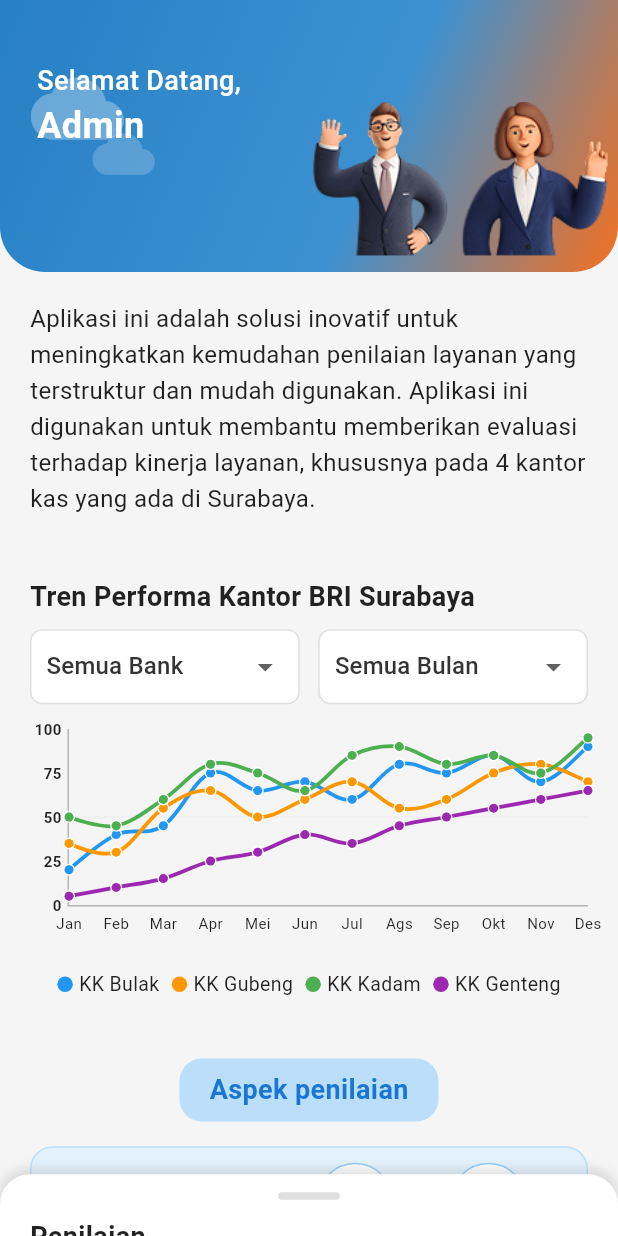
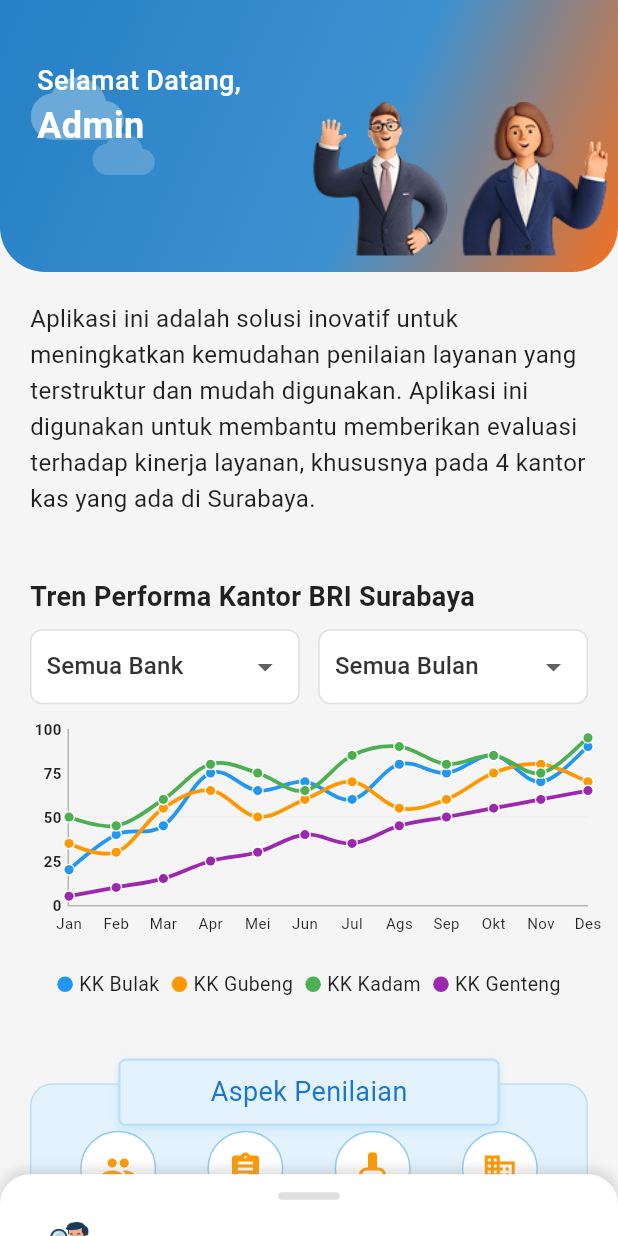
Before and after one commit to Magang-BRI-x-UNAIR/bri_cek, a Flutter app: the screen it shows after launch, on a phone screen of 412 x 824 dp. Run offline on Flutter 3.47's test engine with Material 3 defaults, Android fonts, the phone set to English and light mode, and no system bars; drawn by our look-alikes of fl_chart; Roboto replaces fonts that are missing (Poppins).

Commit message:
add: route to ChooseBankScreen and minor UI fix

```diff
--- a/lib/screens/home_screen.dart
+++ b/lib/screens/home_screen.dart
@@ -2,6 +2,7 @@
 import 'package:flutter/material.dart';
 import 'package:bri_cek/utils/app_size.dart';
 import 'package:fl_chart/fl_chart.dart';
+import 'package:bri_cek/screens/choose_bank.dart';
 
 class HomeScreen extends StatefulWidget {
   const HomeScreen({super.key});
@@ -128,7 +129,24 @@
                     horizontal: AppSize.paddingHorizontal,
                   ),
                   children: [
-                    // Add your swipeable content here
+                    // Row with image and text
+                    Row(
+                      children: [
+                        // Image
+                        Container(
+                          width: AppSize.widthPercent(15),
+                          height: AppSize.heightPercent(6),
+                          decoration: BoxDecoration(
+                            image: DecorationImage(
+                              image: AssetImage(
+                                'assets/images/assess_bank_person.png',
+                              ),
+                              fit: BoxFit.contain,
+                            ),
+                          ),
+                        ),
+                        SizedBox(width: AppSize.widthPercent(3)),
+                        // Penilaian text
                         Text(
                           'Penilaian',
                           style: AppSize.getTextStyle(
@@ -137,15 +155,29 @@
                             color: Colors.black87,
                           ),
                         ),
+                      ],
+                    ),
+
                     SizedBox(height: AppSize.heightPercent(2)),
+
+                    // Mulai Button with navigation
                     ElevatedButton(
                       onPressed: () {
-                        // Handle button press
+                        // Navigate to ChooseBankScreen
+                        Navigator.push(
+                          context,
+                          MaterialPageRoute(
+                            builder: (context) => const ChooseBankScreen(),
+                          ),
+                        );
                       },
                       style: ElevatedButton.styleFrom(
                         backgroundColor: Colors.blue,
                         shape: RoundedRectangleBorder(
                           borderRadius: BorderRadius.circular(10),
+                        ),
+                        padding: EdgeInsets.symmetric(
+                          vertical: AppSize.heightPercent(1.5),
                         ),
                       ),
                       child: Text(
@@ -1375,29 +1407,13 @@
       },
       child: Padding(
         padding: EdgeInsets.all(AppSize.paddingHorizontal),
-        child: Column(
-          crossAxisAlignment: CrossAxisAlignment.center,
-          children: [
-            Container(
-              padding: EdgeInsets.symmetric(
-                vertical: AppSize.paddingVertical / 2,
-                horizontal: AppSize.paddingHorizontal,
-              ),
-              decoration: BoxDecoration(
-                color: Colors.blue.shade100,
-                borderRadius: BorderRadius.circular(AppSize.cardBorderRadius),
-              ),
-              child: Text(
-                'Aspek penilaian',
-                style: AppSize.getTextStyle(
-                  fontSize: AppSize.subtitleFontSize,
-                  fontWeight: FontWeight.w600,
-                  color: Colors.blue.shade700,
-                ),
-              ),
-            ),
-            SizedBox(height: AppSize.heightPercent(2)),
-            Container(
+        child: Stack(
+          alignment: Alignment.center,
+          children: [
+            // First, place the container with assessment items
+            Padding(
+              padding: EdgeInsets.only(top: AppSize.heightPercent(2)),
+              child: Container(
                 padding: EdgeInsets.all(AppSize.paddingHorizontal / 2),
                 decoration: BoxDecoration(
                   color: Colors.blue.shade50,
@@ -1411,10 +1427,44 @@
                     _buildAssessmentItem(Icons.assignment, 'Kerapihan'),
                     _buildAssessmentItem(
                       Icons.cleaning_services,
-                    'Kebersihan\nKantor',
-                  ),
-                  _buildAssessmentItem(Icons.business, 'Kelengkapan\nKantor'),
-                ],
+                      'Kebersihan Kantor',
+                    ),
+                    _buildAssessmentItem(Icons.business, 'Kelengkapan Kantor'),
+                  ],
+                ),
+              ),
+            ),
+
+            // Then, position the "Aspek penilaian" container to overlap
+            Positioned(
+              top: 0,
+              child: Container(
+                padding: EdgeInsets.symmetric(
+                  vertical: AppSize.paddingVertical / 2,
+                  horizontal: AppSize.paddingHorizontal * 3,
+                ),
+                decoration: BoxDecoration(
+                  color: Colors.blue.shade50,
+                  borderRadius: BorderRadius.circular(
+                    AppSize.cardBorderRadius / 3,
+                  ),
+                  boxShadow: [
+                    BoxShadow(
+                      color: Colors.blue.shade200.withOpacity(0.3),
+                      blurRadius: 4,
+                      offset: Offset(0, 2),
+                    ),
+                  ],
+                  border: Border.all(color: Colors.blue.shade100, width: 1.5),
+                ),
+                child: Text(
+                  'Aspek Penilaian',
+                  style: AppSize.getTextStyle(
+                    fontSize: AppSize.subtitleFontSize,
+                    fontWeight: FontWeight.w400,
+                    color: Colors.blue.shade700,
+                  ),
+                ),
               ),
             ),
           ],
@@ -1424,8 +1474,15 @@
   }
 
   Widget _buildAssessmentItem(IconData icon, String label) {
-    return Column(
-      children: [
+    return Container(
+      width: AppSize.widthPercent(18), // Set a consistent width for alignment
+      child: Column(
+        mainAxisSize: MainAxisSize.min,
+        children: [
+          // Add padding at the top of the column
+          SizedBox(height: AppSize.heightPercent(2.5)),
+
+          // Icon container
           Container(
             padding: EdgeInsets.all(AppSize.widthPercent(3)),
             decoration: BoxDecoration(
@@ -1435,16 +1492,29 @@
             ),
             child: Icon(icon, color: Colors.orange, size: AppSize.iconSize),
           ),
+
           SizedBox(height: AppSize.heightPercent(1)),
-        Text(
+
+          // Text container with top alignment
+          Container(
+            height: AppSize.heightPercent(5), // Fixed height for text container
+            width: double.infinity,
+            child: Align(
+              alignment: Alignment.topCenter, // Align text to top-center
+              child: Text(
                 label,
                 textAlign: TextAlign.center,
+                maxLines: 2,
+                overflow: TextOverflow.ellipsis,
                 style: AppSize.getTextStyle(
                   fontSize: AppSize.smallFontSize,
                   color: Colors.blue.shade800,
                 ),
               ),
-      ],
+            ),
+          ),
+        ],
+      ),
     );
   }
 
@@ -1471,45 +1541,38 @@
             _buildInstructionStep(
               '1',
               'Pada button',
-              'pengguna dapat geser kekatas.',
-              Colors.blue,
+              'Anda dapat geser keatas.',
             ),
             _buildInstructionStep(
               '2',
-              'Lalu pengguna dapat klik "Mulai"',
+              'Lalu Anda dapat klik "Mulai"',
               'untuk menjalankan fitur tersebut',
-              Colors.blue,
             ),
             _buildInstructionStep(
               '3',
-              'Untuk melakukan penilaian pengguna dapat',
-              'menambahkan tempat untuk melakukan penilaian.',
-              Colors.blue,
+              'Untuk melakukan penilaian, Anda dapat',
+              'memilih kantor untuk melakukan penilaian.',
             ),
             _buildInstructionStep(
               '4',
-              'Setelah itu pengguna dapat memilih tempat / divisi',
-              'dan terdapat nama yang menjabat di divisi tersebut, pengguna dapat memilihnya untuk penilaian.',
-              Colors.blue,
-            ),
-          ],
-        ),
-      ),
-    );
-  }
-
-  Widget _buildInstructionStep(
-    String number,
-    String title,
-    String subtitle,
-    Color color,
-  ) {
+              'Setelah itu pilih aspek dan terdapat nama yang menjabat di divisi tersebut, Anda dapat',
+              'memilihnya untuk penilaian.',
+            ),
+          ],
+        ),
+      ),
+    );
+  }
+
+  Widget _buildInstructionStep(String number, String title, String? subtitle) {
     return Padding(
       padding: EdgeInsets.only(bottom: AppSize.heightPercent(1.5)),
       child: Row(
         crossAxisAlignment: CrossAxisAlignment.start,
         children: [
-          Text(
+          Container(
+            width: AppSize.widthPercent(5),
+            child: Text(
               '$number.',
               style: AppSize.getTextStyle(
                 fontSize: AppSize.bodyFontSize,
@@ -1517,18 +1580,22 @@
                 color: Colors.black87,
               ),
             ),
-          SizedBox(width: AppSize.widthPercent(2)),
+          ),
           Expanded(
             child: Column(
               crossAxisAlignment: CrossAxisAlignment.start,
               children: [
                 Row(
                   children: [
-                    Text(
+                    Flexible(
+                      child: Text(
                         title,
                         style: AppSize.getTextStyle(
                           fontSize: AppSize.bodyFontSize,
                           color: Colors.black87,
+                        ),
+                        softWrap: true,
+                        overflow: TextOverflow.visible,
                       ),
                     ),
                     if (number == '1') ...[
@@ -1544,18 +1611,21 @@
                     ],
                   ],
                 ),
+                SizedBox(height: 4),
                 Text(
-                  subtitle,
+                  subtitle ?? '',
                   style: AppSize.getTextStyle(
                     fontSize: AppSize.bodyFontSize,
                     color: Colors.black87,
                   ),
-                ),
-              ],
-            ),
-          ),
-        ],
-      ),
-    );
-  }
-}
+                  softWrap: true,
+                  overflow: TextOverflow.visible,
+                ),
+              ],
+            ),
+          ),
+        ],
+      ),
+    );
+  }
+}
```
Also changed, not shown: assets/images/assess_bank_person.png (added). Lines whose indentation alone changed are shown as unchanged.
